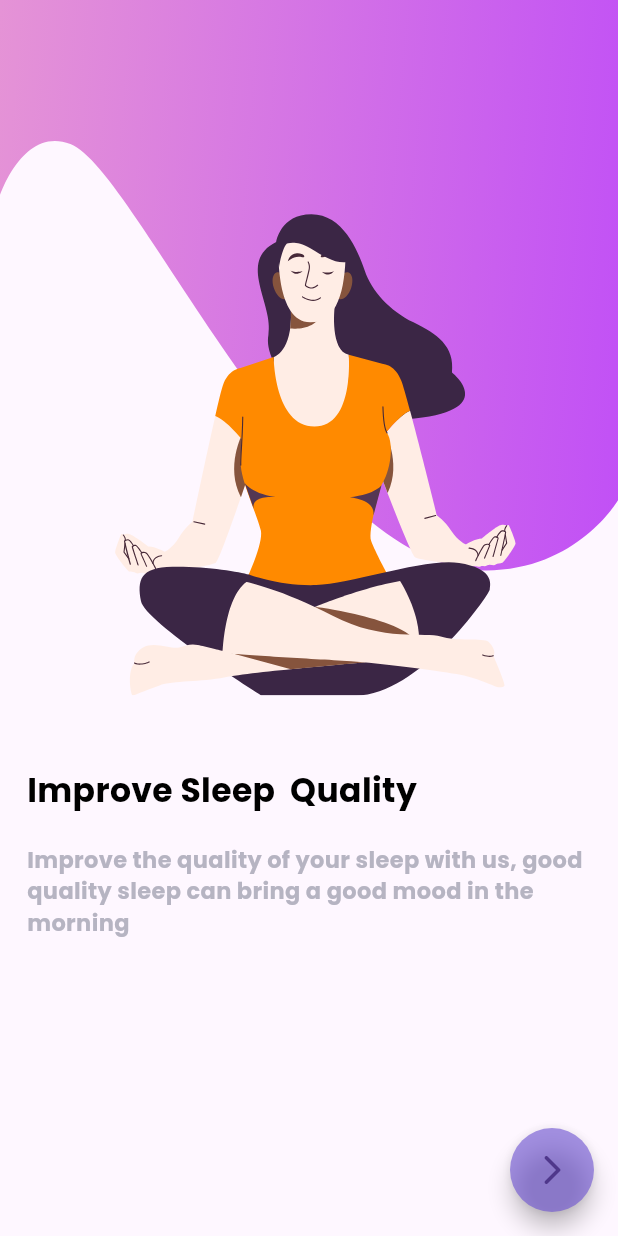
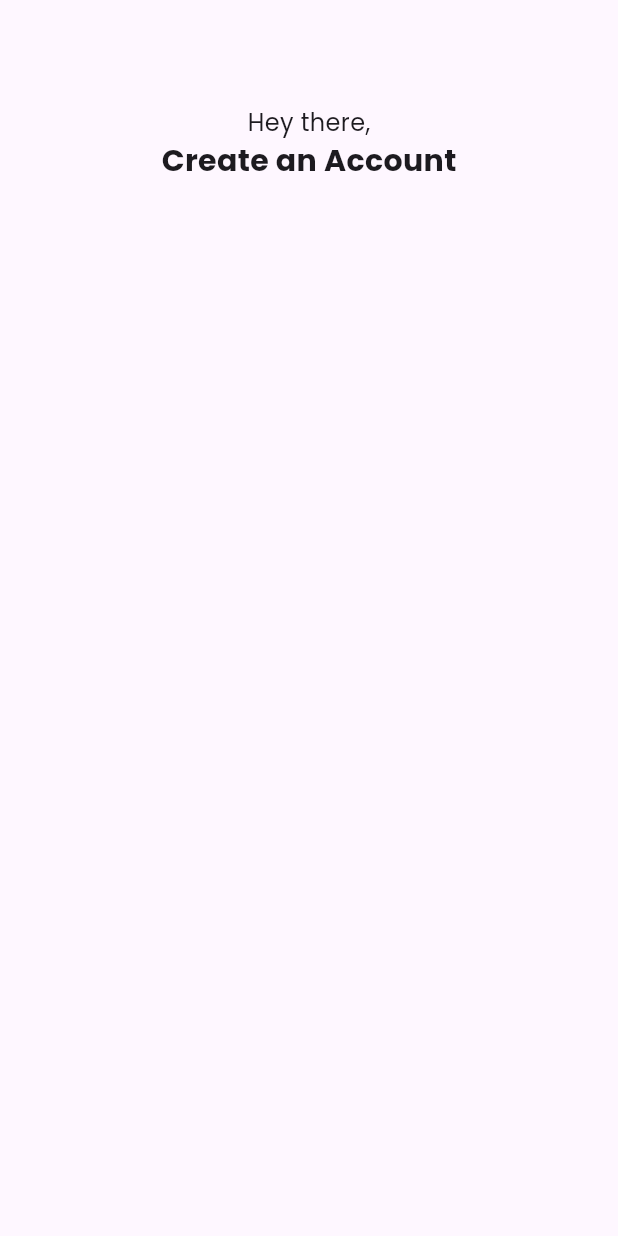
Before and after one commit to vaibhav01patil/fitness_app, a Flutter app: the Onboarding4 screen opened directly, after a tap on the "arrow forward ios" icon, on a phone screen of 412 x 824 dp. Run offline on Flutter 3.47's test engine with Material 3 defaults, Android fonts, the phone set to English and light mode, and no system bars; our stand-ins replace flutter_svg, google_fonts.

Commit message:
modified:   lib/onboarding4.dart 	new file:   lib/register1.dart

```diff
--- a/lib/onboarding4.dart
+++ b/lib/onboarding4.dart
@@ -1,3 +1,4 @@
+import 'package:fitness_app/register1.dart';
 import 'package:flutter/material.dart';
 import 'package:flutter_svg/flutter_svg.dart';
 import 'package:google_fonts/google_fonts.dart';
@@ -49,10 +50,10 @@ class Onboarding4 extends StatelessWidget {
       ),
       floatingActionButton: FloatingActionButton(
         onPressed: () {
-          // Navigator.push(
-          //   context,
-          //   MaterialPageRoute(builder: (context) => const Onboarding4()),
-          // );
+          Navigator.push(
+            context,
+            MaterialPageRoute(builder: (context) => const Register1()),
+          );
         },
         backgroundColor: const Color.fromRGBO(107, 80, 210, 0.6),
         shape: RoundedRectangleBorder(
--- /dev/null
+++ b/lib/register1.dart
@@ -0,0 +1,34 @@
+import 'package:flutter/material.dart';
+import 'package:google_fonts/google_fonts.dart';
+
+class Register1 extends StatefulWidget {
+  const Register1({super.key});
+  @override
+  State createState() => _Register1State();
+}
+
+class _Register1State extends State {
+  @override
+  Widget build(BuildContext context) {
+    return Scaffold(
+      body: Center(
+
+        child: Column(
+          children: [
+           const SizedBox(height: 70,),
+            Text("Hey there,",
+                style: GoogleFonts.poppins(
+                  fontSize: 16,
+                  fontWeight: FontWeight.w400,
+                )),
+            Text("Create an Account",
+                style: GoogleFonts.poppins(
+                  fontSize: 20,
+                  fontWeight: FontWeight.bold,
+                )),
+          ],
+        ),
+      ),
+    );
+  }
+}
```
